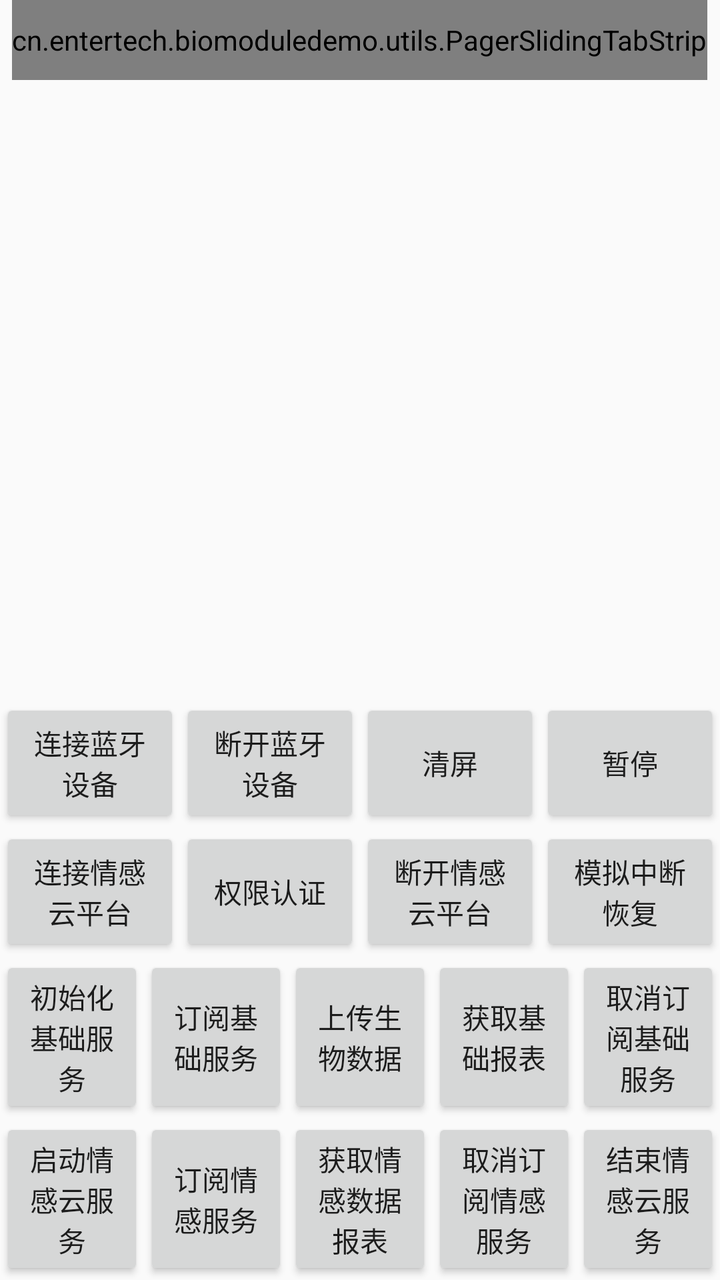
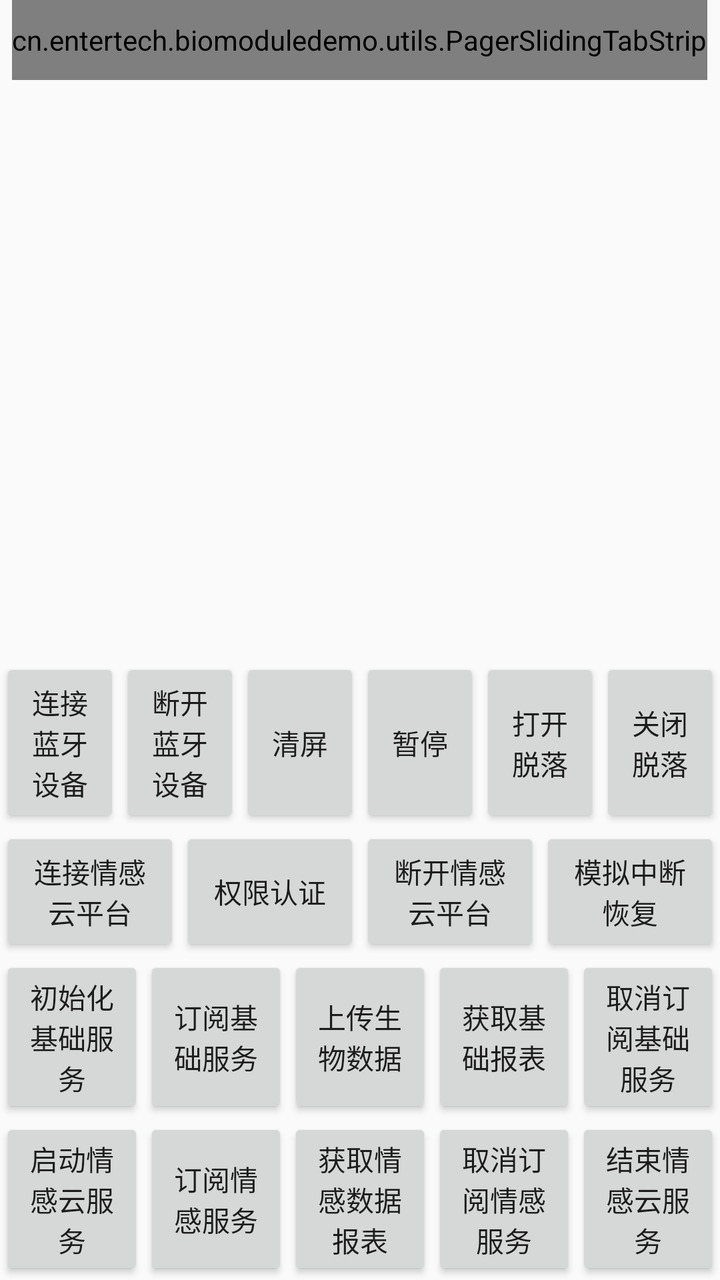

Two renders of the same Android screen: before a commit and after it. Below are the layout's source before the change and the commit's diff.
<!-- AndroidManifest.xml: activity theme AppTheme.NoActionBar -->
<!-- res/layout/activity_main.xml -->
<?xml version="1.0" encoding="utf-8"?>
<LinearLayout
        xmlns:android="http://schemas.android.com/apk/res/android"
        xmlns:app="http://schemas.android.com/apk/res-auto"
        xmlns:tools="http://schemas.android.com/tools"
        android:layout_width="match_parent"
        android:layout_height="match_parent"
        tools:context=".activity.MainActivity"
        android:orientation="vertical"
        >
    
    <cn.entertech.biomoduledemo.utils.PagerSlidingTabStrip
            android:id="@+id/message_tabs"
            android:layout_gravity="center"
            app:pstsIndicatorHeight="2dp"
            app:pstsUnderlineHeight="0dp"
            app:pstsTabUnselectedTextColor="#999999"
            app:pstsTabSelectedTextColor="@color/colorPrimary"
            app:pstsIndicatorColor="@color/colorPrimary"
            android:layout_width="wrap_content"
            android:layout_height="40dp"
            />

    <android.support.v4.view.ViewPager
            android:id="@+id/vp_contain"
            android:layout_width="match_parent"
            android:layout_height="0dp"
            android:layout_weight="1"
            >

    </android.support.v4.view.ViewPager>

    <LinearLayout
            android:layout_width="match_parent"
            android:layout_height="wrap_content"
            android:orientation="horizontal"
            >

        <Button
                android:layout_weight="1"
                android:layout_width="0dp"
                android:layout_height="match_parent"
                android:text="连接蓝牙设备"
                android:onClick="onConnectDevice"
                />

        <Button
                android:layout_weight="1"
                android:layout_width="0dp"
                android:layout_height="match_parent"
                android:text="断开蓝牙设备"
                android:onClick="onDisconnetDevice"
                />


        <Button
                android:layout_weight="1"
                android:layout_width="0dp"
                android:layout_height="match_parent"
                android:text="清屏"
                android:onClick="onClear"
                />


        <Button
                android:layout_weight="1"
                android:layout_width="0dp"
                android:layout_height="match_parent"
                android:text="暂停"
                android:onClick="onPause"
                />


    </LinearLayout>

    <LinearLayout
            android:layout_width="match_parent"
            android:layout_height="wrap_content"
            android:orientation="horizontal"
            android:gravity="center_vertical"
            >

        <Button
                android:layout_weight="1"
                android:layout_width="0dp"
                android:layout_height="match_parent"
                android:text="连接情感云平台"
                android:onClick="onConnectSocket"
                />

        <Button
                android:layout_weight="1"
                android:layout_width="0dp"
                android:layout_height="match_parent"
                android:text="权限认证"
                android:onClick="onSessionCreate"
                />

        <Button
                android:layout_weight="1"
                android:layout_width="0dp"
                android:layout_height="match_parent"
                android:text="断开情感云平台"
                android:onClick="onSessionClose"
                />

        <Button
                android:layout_weight="1"
                android:layout_width="0dp"
                android:layout_height="match_parent"
                android:text="模拟中断恢复"
                android:onClick="onSessionRestore"
                />

    </LinearLayout>

    <LinearLayout
            android:layout_width="match_parent"
            android:layout_height="wrap_content"
            android:orientation="horizontal"
            >


        <Button
                android:layout_weight="1"
                android:layout_width="0dp"
                android:layout_height="match_parent"
                android:text="初始化基础服务"
                android:onClick="onInitBiodataServer"
                />

        <Button
                android:layout_weight="1"
                android:layout_width="0dp"
                android:layout_height="match_parent"
                android:text="订阅基础服务"
                android:onClick="onSubscribeBiodata"
                />

        <Button
                android:layout_weight="1"
                android:layout_width="0dp"
                android:layout_height="match_parent"
                android:text="上传生物数据"
                android:onClick="onUploadBiodata"
                />

        <Button
                android:layout_weight="1"
                android:layout_width="0dp"
                android:layout_height="match_parent"
                android:text="获取基础报表"
                android:onClick="onBiodataReport"
                />

        <Button
                android:layout_weight="1"
                android:layout_width="0dp"
                android:layout_height="match_parent"
                android:text="取消订阅基础服务"
                android:onClick="onUnsubscribeBiodata"
                />
    </LinearLayout>

    <LinearLayout
            android:layout_width="match_parent"
            android:layout_height="wrap_content"
            android:orientation="horizontal"
            >

        <Button
                android:layout_weight="1"
                android:layout_width="0dp"
                android:layout_height="match_parent"
                android:text="启动情感云服务"
                android:onClick="onStartAffective"
                />

        <Button
                android:layout_weight="1"
                android:layout_width="0dp"
                android:layout_height="match_parent"
                android:text="订阅情感服务"
                android:onClick="onSubscribeAffective"
                />

        <Button
                android:layout_weight="1"
                android:layout_width="0dp"
                android:layout_height="match_parent"
                android:text="获取情感数据报表"
                android:onClick="onAffectiveReport"
                />


        <Button
                android:layout_weight="1"
                android:layout_width="0dp"
                android:layout_height="match_parent"
                android:text="取消订阅情感服务"
                android:onClick="onUnsubscribeAffective"
                />

        <Button
                android:layout_weight="1"
                android:layout_width="0dp"
                android:layout_height="match_parent"
                android:text="结束情感云服务"
                android:onClick="onFinishAffective"
                />


    </LinearLayout>


    
    
    
    
    
    
    
    
    
    
    
    


</LinearLayout>
<!-- resources referenced by this layout -->
<resources>
  <color name="colorPrimary">#008577</color>
  <style name="AppTheme.NoActionBar">
          <item name="windowActionBar">false</item>
          <item name="windowNoTitle">true</item>
      </style>
</resources>

<!-- the commit's change to res/layout/activity_main.xml (unified diff, before → after) -->
@@ -71,6 +71,23 @@
                 />
 
 
+        <Button
+                android:layout_weight="1"
+                android:layout_width="0dp"
+                android:layout_height="match_parent"
+                android:text="打开脱落"
+                android:onClick="onStartContact"
+                />
+
+        <Button
+                android:layout_weight="1"
+                android:layout_width="0dp"
+                android:layout_height="match_parent"
+                android:text="关闭脱落"
+                android:onClick="onStopContact"
+                />
+
+
     </LinearLayout>
 
     <LinearLayout
